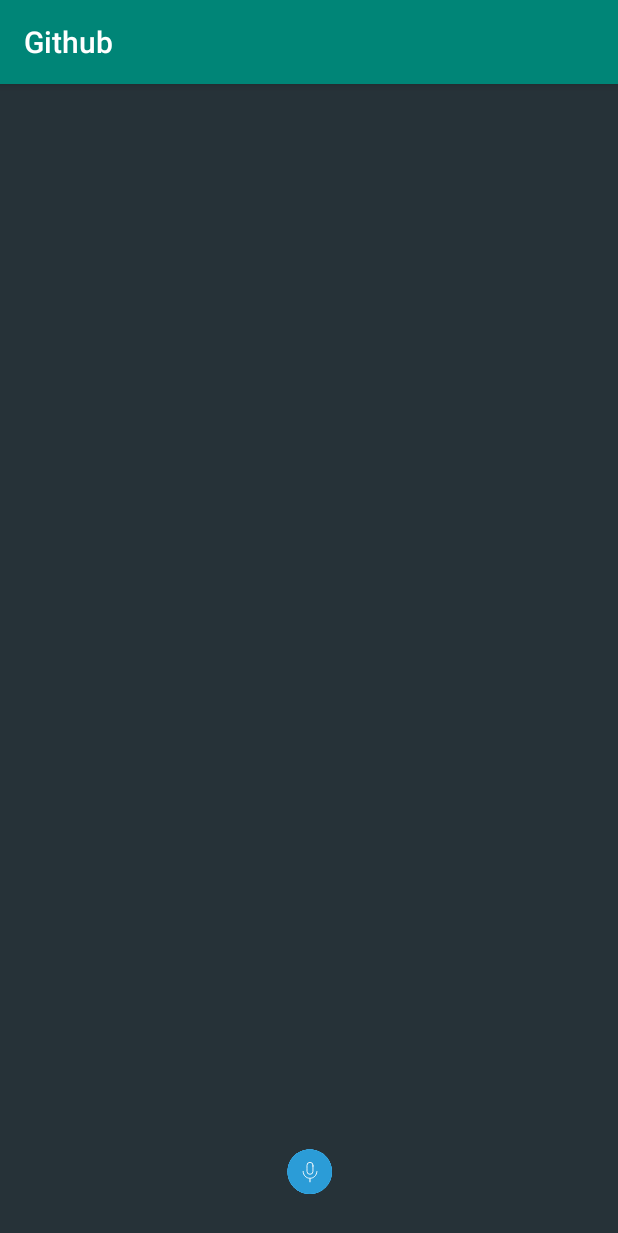
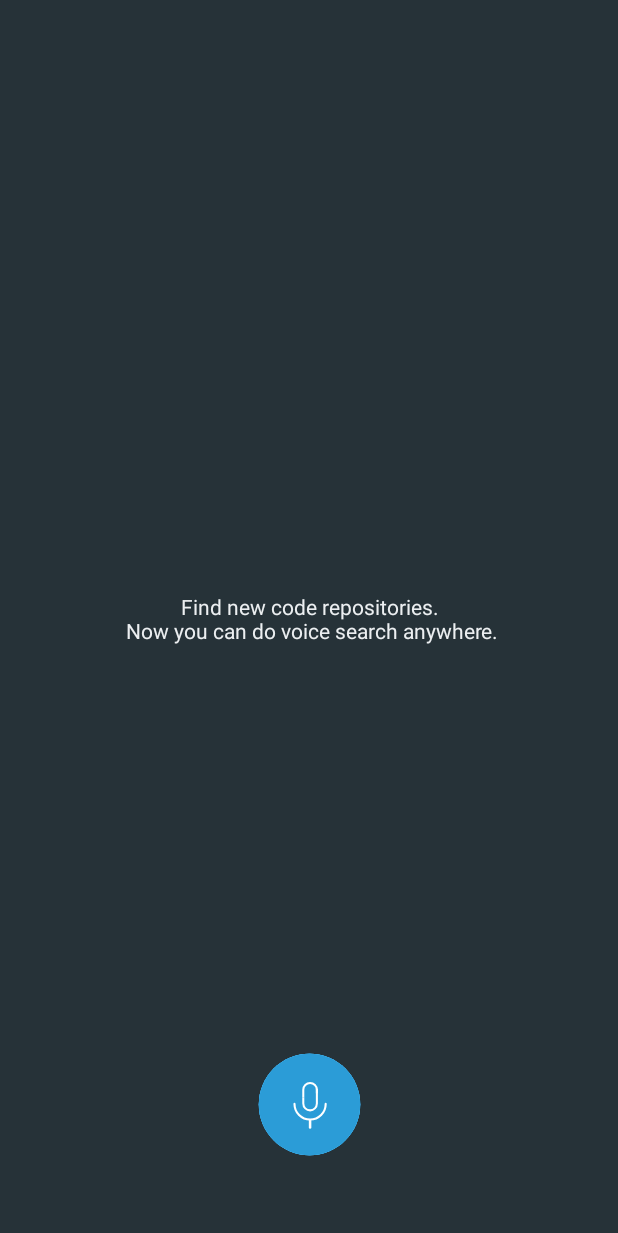
Before and after one commit to charleston10/github-android, an Android app: the screen it shows after launch (MainActivity), on a phone screen of 412 x 824 dp. Shown: the top 1233 px of the screen. Run offline under Robolectric (Android 15) with nearby library versions, the phone set to English and light mode, and no system bars; our stand-ins replace Dagger/Hilt's generated code, data binding; 3 statements that could not run were skipped.

Commit message:
configure speech listener google voice

```diff
--- a/application/app/src/main/AndroidManifest.xml
+++ b/application/app/src/main/AndroidManifest.xml
@@ -2,6 +2,7 @@
           package="br.com.charleston.github">
 
     <uses-permission android:name="android.permission.INTERNET"/>
+    <uses-permission android:name="android.permission.RECORD_AUDIO"/>
 
     <application android:allowBackup="true"
                  android:label="@string/app_name"
@@ -12,6 +13,7 @@
                  android:theme="@style/AppTheme">
 
         <activity
+                android:hardwareAccelerated="true"
                 android:name=".features.MainActivity"
                 android:screenOrientation="portrait">
             <intent-filter>
--- a/application/app/src/main/res/layout/fragment_voice_search.xml
+++ b/application/app/src/main/res/layout/fragment_voice_search.xml
@@ -2,18 +2,38 @@
 <layout xmlns:android="http://schemas.android.com/apk/res/android"
         xmlns:app="http://schemas.android.com/apk/res-auto"
         xmlns:tools="http://schemas.android.com/tools">
+
+    <data>
+        <variable name="viewModel"
+                  type="br.com.charleston.github.features.voicesearch.viewmodel.InputVoiceSearchViewModel"/>
+    </data>
 
     <androidx.constraintlayout.widget.ConstraintLayout
             android:layout_width="match_parent"
             android:background="@color/grey_900"
             android:layout_height="match_parent">
 
+        <TextView
+                android:id="@+id/message"
+                android:layout_width="wrap_content"
+                android:layout_height="wrap_content"
+                android:textColor="@color/grey_50"
+                android:gravity="center"
+                android:text="Find new code repositories.\n
+Now you can do voice search anywhere." app:layout_constraintEnd_toEndOf="parent" android:layout_marginEnd="8dp"
+                app:layout_constraintStart_toStartOf="parent" android:layout_marginStart="8dp"
+                android:layout_marginTop="8dp" app:layout_constraintTop_toTopOf="parent"
+                android:layout_marginBottom="8dp" app:layout_constraintBottom_toBottomOf="parent"/>
+
         <com.airbnb.lottie.LottieAnimationView
-                android:layout_width="70dp"
-                android:layout_height="70dp"
+                android:onClick="@{()-> viewModel.listen()}"
+                android:id="@+id/voice"
+                android:layout_width="160dp"
+                android:layout_height="160dp"
                 app:lottie_autoPlay="false"
                 tools:background="@color/grey_50"
                 app:lottie_rawRes="@raw/data"
+                app:lottie_loop="true"
                 android:layout_marginEnd="8dp"
                 app:layout_constraintEnd_toEndOf="parent"
                 android:layout_marginStart="8dp"
--- a/application/app/src/main/res/values/styles.xml
+++ b/application/app/src/main/res/values/styles.xml
@@ -1,11 +1,9 @@
 <resources>
-
     <!-- Base application theme. -->
-    <style name="AppTheme" parent="Theme.AppCompat.Light.DarkActionBar">
+    <style name="AppTheme" parent="Theme.MaterialComponents.Light.NoActionBar">
         <!-- Customize your theme here. -->
-        <item name="colorPrimary">@color/colorPrimary</item>
-        <item name="colorPrimaryDark">@color/colorPrimaryDark</item>
-        <item name="colorAccent">@color/colorAccent</item>
+        <item name="colorPrimary">@color/grey_700</item>
+        <item name="colorPrimaryDark">@color/grey_900</item>
+        <item name="colorAccent">@color/grey_400</item>
     </style>
-
 </resources>
--- a/application/core/src/main/java/br/com/charleston/core/base/BaseActivity.kt
+++ b/application/core/src/main/java/br/com/charleston/core/base/BaseActivity.kt
@@ -54,7 +54,7 @@ abstract class BaseActivity<T : ViewDataBinding, V : BaseViewModel>
 
     private fun bindStatusBar() {
         if (Build.VERSION.SDK_INT >= Build.VERSION_CODES.M) {
-            window.decorView.systemUiVisibility = View.SYSTEM_UI_FLAG_LIGHT_STATUS_BAR
+            //window.decorView.systemUiVisibility = View.SYSTEM_UI_FLAG_LIGHT_STATUS_BAR
         }
     }
 }
```
Also changed, not shown: application/app/src/main/java/br/com/charleston/github/extensions/TextViewExt.kt (added, +20 -0 lines), application/app/src/main/java/br/com/charleston/github/features/voicesearch/screens/VoiceSearchFragment.kt (+142 -1 lines), application/app/src/main/java/br/com/charleston/github/features/voicesearch/states/SearchState.kt (added, +8 -0 lines), application/app/src/main/java/br/com/charleston/github/features/voicesearch/viewmodel/VoiceSearchViewModel.kt (+42 -1 lines).
